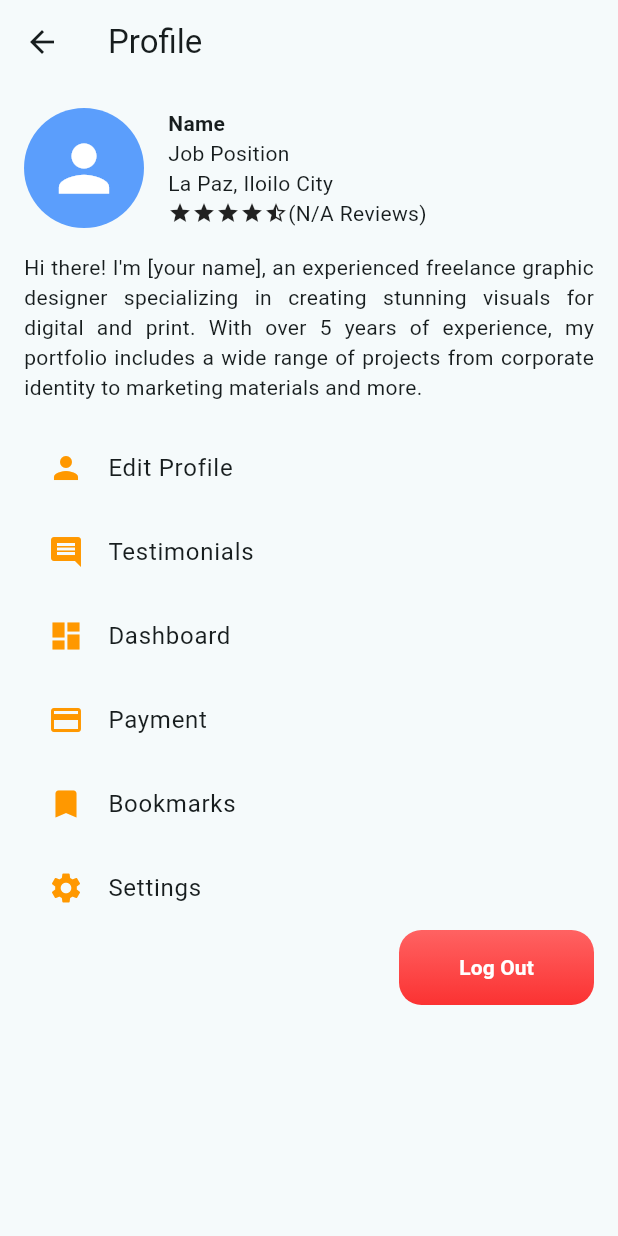
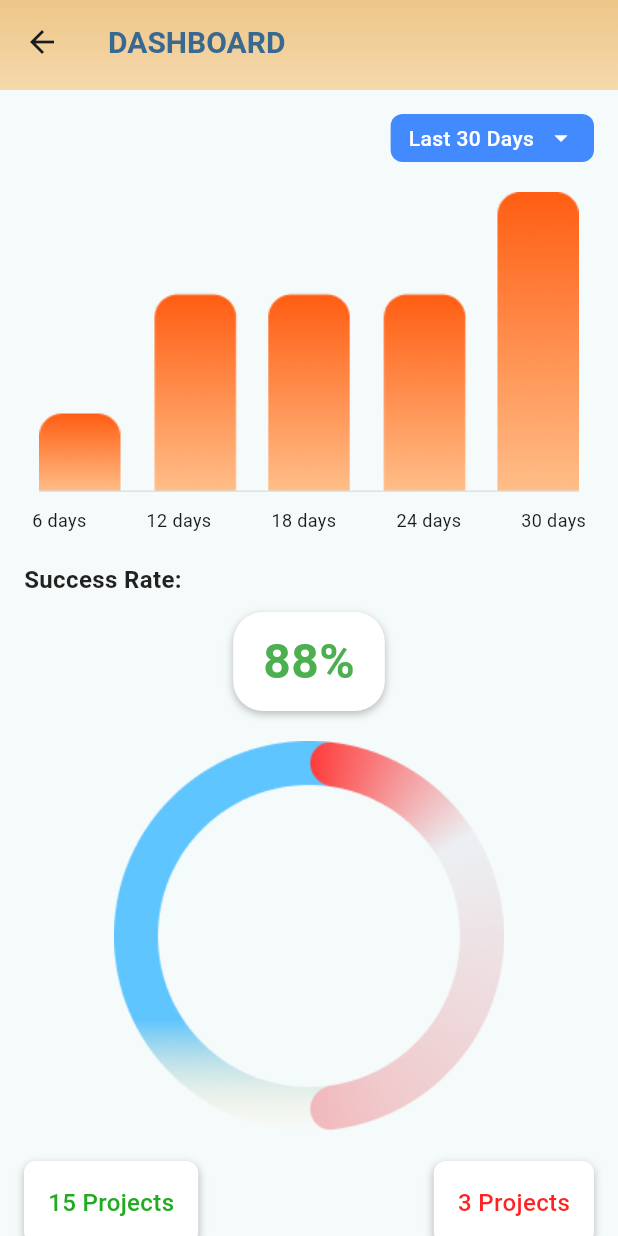
Before and after one commit to DoaneMIH/cc206_TechnoDeskWorks, a Flutter app: the Profile screen opened by its route, after a tap on "Dashboard", on a phone screen of 412 x 824 dp. Run offline on Flutter 3.47's test engine with Material 3 defaults, Android fonts, the phone set to English and light mode, and no system bars; missing offline and left inert: gradient_elevated_button.

Commit message:
Profile Details

```diff
--- /dev/null
+++ b/lib/navigation/Profile/techno_dashboard.dart
@@ -0,0 +1,240 @@
+import 'package:flutter/material.dart';
+
+class DashboardScreen extends StatelessWidget {
+  const DashboardScreen({super.key});
+
+  @override
+  Widget build(BuildContext context) {
+    return Scaffold(
+      appBar: PreferredSize(
+        preferredSize: const Size.fromHeight(60),
+        child: AppBar(
+          title: const Text(
+            'DASHBOARD',
+            style: TextStyle(
+              fontSize: 20,
+              fontWeight: FontWeight.w600,
+              color: Color.fromRGBO(57, 105, 144, 1),
+            ),
+          ),
+          flexibleSpace: Container(
+            decoration: const BoxDecoration(
+              gradient: LinearGradient(
+                colors: [
+                  Color.fromARGB(255, 237, 198, 136),
+                  Color.fromARGB(255, 246, 217, 173),
+                ],
+                begin: Alignment.topLeft,
+                end: Alignment.bottomLeft,
+              ),
+            ),
+          ),
+          backgroundColor: Colors.transparent,
+          elevation: 0,
+        ),
+      ),
+      body: SingleChildScrollView(
+        child: Padding(
+          padding: const EdgeInsets.all(16.0),
+          child: Column(
+            crossAxisAlignment: CrossAxisAlignment.start,
+            children: [
+              Align(
+                alignment: Alignment.topRight,
+                child: Container(
+                  padding: const EdgeInsets.symmetric(vertical: 6, horizontal: 12),
+                  decoration: BoxDecoration(
+                    color: Colors.blueAccent,
+                    borderRadius: BorderRadius.circular(8),
+                  ),
+                  child: Row(
+                    mainAxisSize: MainAxisSize.min,
+                    children: const [
+                      Text(
+                        'Last 30 Days',
+                        style: TextStyle(
+                          fontSize: 14,
+                          fontWeight: FontWeight.w500,
+                          color: Colors.white,
+                        ),
+                      ),
+                      SizedBox(width: 8),
+                      Icon(
+                        Icons.arrow_drop_down,
+                        color: Colors.white,
+                        size: 20,
+                      ),
+                    ],
+                  ),
+                ),
+              ),
+              const SizedBox(height: 20),
+
+              Center(
+                child: Column(
+                  children: [
+                    Container(
+                      height: 200,
+                      width: double.infinity,
+                      decoration: BoxDecoration(
+                        borderRadius: BorderRadius.circular(8),
+                      ),
+                      child: Image.asset(
+                        'images/bar.png',
+                        fit: BoxFit.contain,
+                      ),
+                    ),
+                    const SizedBox(height: 10),
+                    Wrap(
+                      alignment: WrapAlignment.center,
+                      spacing: 40,
+                      children: const [
+                        Text('6 days', style: TextStyle(fontSize: 12)),
+                        Text('12 days', style: TextStyle(fontSize: 12)),
+                        Text('18 days', style: TextStyle(fontSize: 12)),
+                        Text('24 days', style: TextStyle(fontSize: 12)),
+                        Text('30 days', style: TextStyle(fontSize: 12)),
+                      ],
+                    ),
+                  ],
+                ),
+              ),
+              const SizedBox(height: 20),
+
+              Text(
+                'Success Rate:',
+                style: TextStyle(
+                  fontSize: 16,
+                  fontWeight: FontWeight.bold,
+                  color: Colors.black87,
+                ),
+              ),
+              const SizedBox(height: 10),
+
+              Center(
+                child: Container(
+                  padding: const EdgeInsets.symmetric(vertical: 10, horizontal: 20),
+                  decoration: BoxDecoration(
+                    color: Colors.white,
+                    borderRadius: BorderRadius.circular(20),
+                    boxShadow: [
+                      BoxShadow(
+                        color: Colors.black26,
+                        blurRadius: 4,
+                        offset: Offset(0, 2),
+                      ),
+                    ],
+                  ),
+                  child: const Text(
+                    '88%',
+                    style: TextStyle(
+                      fontSize: 32,
+                      fontWeight: FontWeight.bold,
+                      color: Colors.green,
+                    ),
+                  ),
+                ),
+              ),
+              const SizedBox(height: 20),
+
+              Center(
+                child: Container(
+                  height: 260,
+                  width: double.infinity,
+                  decoration: BoxDecoration(
+                    borderRadius: BorderRadius.circular(8),
+                  ),
+                  child: Image.asset(
+                    'images/Frame.png',
+                    fit: BoxFit.contain,
+                  ),
+                ),
+              ),
+              const SizedBox(height: 20),
+
+              Row(
+                mainAxisAlignment: MainAxisAlignment.spaceBetween,
+                children: [
+
+                  Column(
+                    crossAxisAlignment: CrossAxisAlignment.center,
+                    children: [
+                      Container(
+                        padding: const EdgeInsets.all(16),
+                        decoration: BoxDecoration(
+                          color: Colors.white,
+                          borderRadius: BorderRadius.circular(8),
+                          boxShadow: [
+                            BoxShadow(
+                              color: Colors.black26,
+                              blurRadius: 4,
+                              offset: Offset(0, 2),
+                            ),
+                          ],
+                        ),
+                        child: const Text(
+                          '15 Projects',
+                          style: TextStyle(
+                            fontSize: 16,
+                            fontWeight: FontWeight.w500,
+                            color: Color.fromARGB(221, 0, 158, 0),
+                          ),
+                        ),
+                      ),
+                      const SizedBox(height: 8),
+                      const Text(
+                        'Successful',
+                        style: TextStyle(
+                          fontSize: 14,
+                          fontWeight: FontWeight.bold,
+                          color: Color.fromARGB(221, 0, 0, 0),
+                        ),
+                      ),
+                    ],
+                  ),
+
+                  Column(
+                    crossAxisAlignment: CrossAxisAlignment.center,
+                    children: [
+                      Container(
+                        padding: const EdgeInsets.all(16),
+                        decoration: BoxDecoration(
+                          color: Colors.white,
+                          borderRadius: BorderRadius.circular(8),
+                          boxShadow: [
+                            BoxShadow(
+                              color: Colors.black26,
+                              blurRadius: 4,
+                              offset: Offset(0, 2),
+                            ),
+                          ],
+                        ),
+                        child: const Text(
+                          '3 Projects',
+                          style: TextStyle(
+                            fontSize: 16,
+                            fontWeight: FontWeight.w500,
+                            color: Color.fromARGB(221, 255, 0, 0),
+                          ),
+                        ),
+                      ),
+                      const SizedBox(height: 8),
+                      const Text(
+                        'Unsuccessful',
+                        style: TextStyle(
+                          fontSize: 14,
+                          fontWeight: FontWeight.bold,
+                          color: Colors.black87,
+                        ),
+                      ),
+                    ],
+                  ),
+                ],
+              ),
+            ],
+          ),
+        ),
+      ),
+    );
+  }
+}
--- a/lib/navigation/Profile/techno_profile.dart
+++ b/lib/navigation/Profile/techno_profile.dart
@@ -3,6 +3,7 @@ import 'package:exercise_4/navigation/Profile/techno_editprofile';
 import 'package:exercise_4/navigation/Profile/techno_payment.dart';
 import 'package:exercise_4/navigation/Profile/techno_testimonials.dart';
 import 'package:exercise_4/navigation/Profile/techno_settings.dart';
+import 'package:exercise_4/navigation/Profile/techno_dashboard.dart';
 import 'package:flutter/material.dart';
 
 class Profile extends StatelessWidget {
@@ -97,7 +98,14 @@ class Profile extends StatelessWidget {
                     ),
                   ),
                   InkWell(
-                    onTap: () {},
+                    onTap: () {
+                      Navigator.push(
+                        context,
+                        MaterialPageRoute(
+                          builder: (context) => DashboardScreen(),
+                        ),
+                      );
+                    },
                     child: const ListTile(
                       leading: Icon(Icons.dashboard, color: Colors.orange),
                       title: Text('Dashboard'),
```
Also changed, not shown: images/Frame.png (added), images/bar.png (added).
